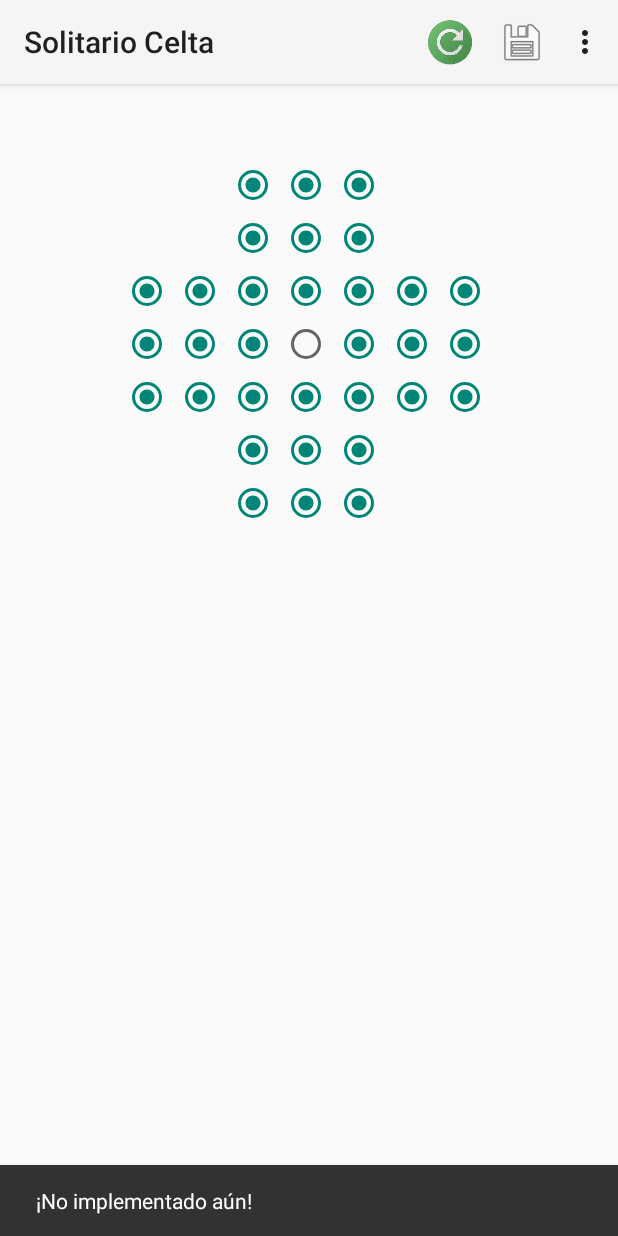
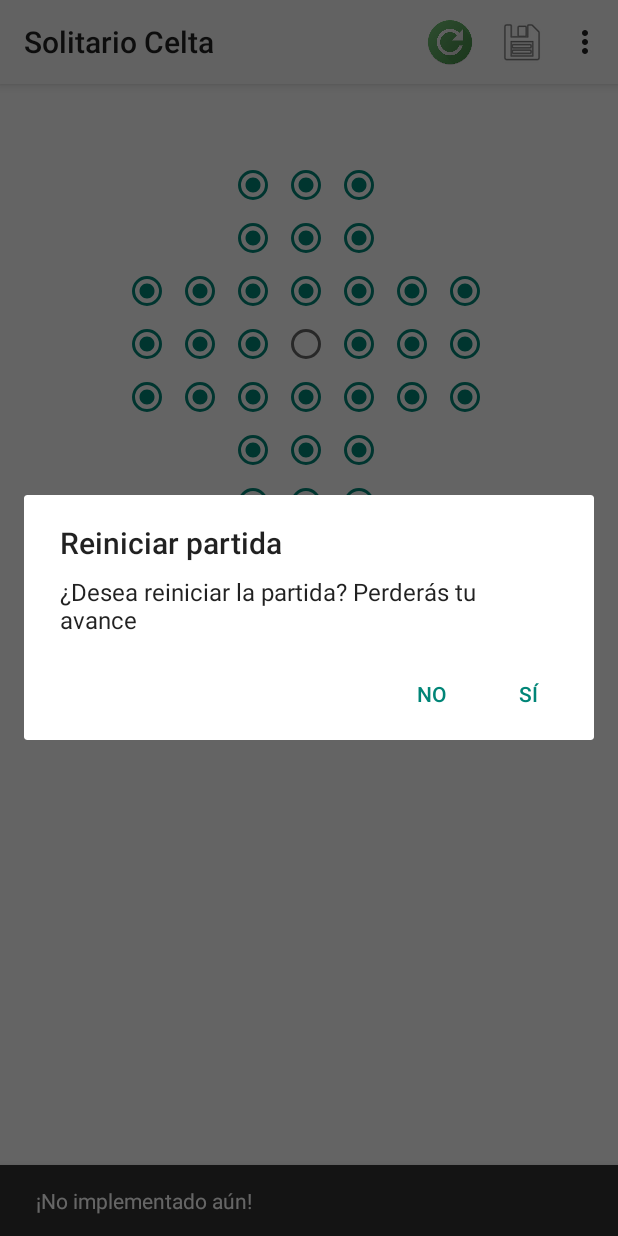
Before and after one commit to JesusGarce/solitariocelta_jesus_garceran_fem, an Android app: the screen it shows after launch (MainActivity), after a tap on "Reiniciar", on a phone screen of 412 x 824 dp. Run offline under Robolectric (Android 15) with nearby library versions, the phone set to English and light mode, and no system bars.

Commit message:
Añadida opción reiniciar

```diff
--- a/app/src/main/java/es/jesusgarce/solitariocelta_jesus_garceran_fem/MainActivity.java
+++ b/app/src/main/java/es/jesusgarce/solitariocelta_jesus_garceran_fem/MainActivity.java
@@ -1,5 +1,6 @@
 package es.jesusgarce.solitariocelta_jesus_garceran_fem;
 
+import android.app.DialogFragment;
 import android.arch.lifecycle.ViewModelProviders;
 import android.content.Intent;
 import android.os.Bundle;
@@ -16,7 +17,7 @@ import org.jetbrains.annotations.NotNull;
 public class MainActivity extends AppCompatActivity {
 
 	SCeltaViewModel miJuego;
-    public final String LOG_KEY = "MiW";
+    public final String LOG_KEY = "JGS";
 
     public void onCreate(Bundle savedInstanceState) {
         super.onCreate(savedInstanceState);
@@ -68,6 +69,16 @@ public class MainActivity extends AppCompatActivity {
             }
     }
 
+    /**
+     * Reinicia la partida
+     */
+
+    public void restartGame() {
+        Log.i(LOG_KEY, "Juego reiniciado");
+        miJuego.reiniciar();
+        mostrarTablero();
+    }
+
     public boolean onCreateOptionsMenu(Menu menu) {
         super.onCreateOptionsMenu(menu);
         getMenuInflater().inflate(R.menu.opciones_menu, menu);
@@ -82,7 +93,9 @@ public class MainActivity extends AppCompatActivity {
             case R.id.opcAcercaDe:
                 startActivity(new Intent(this, AcercaDe.class));
                 return true;
-
+            case R.id.opcReiniciarPartida:
+                DialogFragment dialogFragment = new RestartDialogFragment();
+                dialogFragment.show(getFragmentManager(), "RestartDialog");
 
             default:
                 Snackbar.make(
--- /dev/null
+++ b/app/src/main/java/es/jesusgarce/solitariocelta_jesus_garceran_fem/RestartDialogFragment.java
@@ -0,0 +1,40 @@
+package es.jesusgarce.solitariocelta_jesus_garceran_fem;
+
+import android.app.AlertDialog;
+import android.app.Dialog;
+import android.app.DialogFragment;
+import android.content.DialogInterface;
+import android.os.Bundle;
+
+public class RestartDialogFragment extends DialogFragment {
+
+    @Override
+    public Dialog onCreateDialog(Bundle savedInstanceState) {
+
+        final MainActivity mainActivity = (MainActivity) getActivity();
+
+        AlertDialog.Builder builder = new AlertDialog.Builder(getActivity());
+        builder.setTitle(getString(R.string.txtDialogRestart))
+                .setMessage(getString(R.string.txtDialogRestartDescription))
+                .setPositiveButton(
+                        getString(R.string.txtDialogRestartYes),
+                        new DialogInterface.OnClickListener() {
+                            @Override
+                            public void onClick(DialogInterface dialogInterface, int i) {
+                                mainActivity.restartGame();
+                            }
+                        }
+                )
+                .setNegativeButton(
+                        getString(R.string.txtDialogRestartNo),
+                        new DialogInterface.OnClickListener() {
+                            @Override
+                            public void onClick(DialogInterface dialogInterface, int i) {
+                                // Acción opción No
+                            }
+                        }
+                );
+
+        return builder.create();
+    }
+}
--- a/app/src/main/res/values/strings.xml
+++ b/app/src/main/res/values/strings.xml
@@ -27,5 +27,10 @@
     <string name="prefTextoNombreJugador">Pulse para teclear el nombre del jugador</string>
     <string name="prefTituloCategoria2">Ajustes del juego</string>
 
+    <!-- Diálogo Reiniciar -->
+    <string name="txtDialogRestart">Reiniciar partida</string>
+    <string name="txtDialogRestartDescription">¿Desea reiniciar la partida? Perderás tu avance</string>
+    <string name="txtDialogRestartYes">Sí</string>
+    <string name="txtDialogRestartNo">No</string>
 
 </resources>
```
